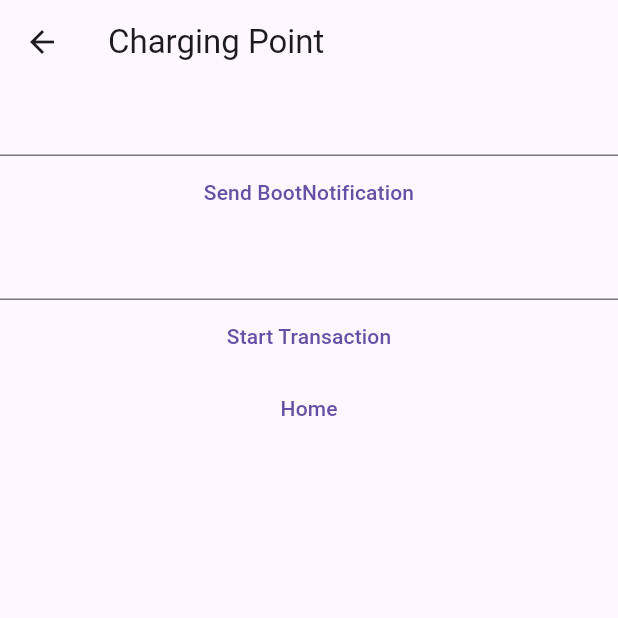
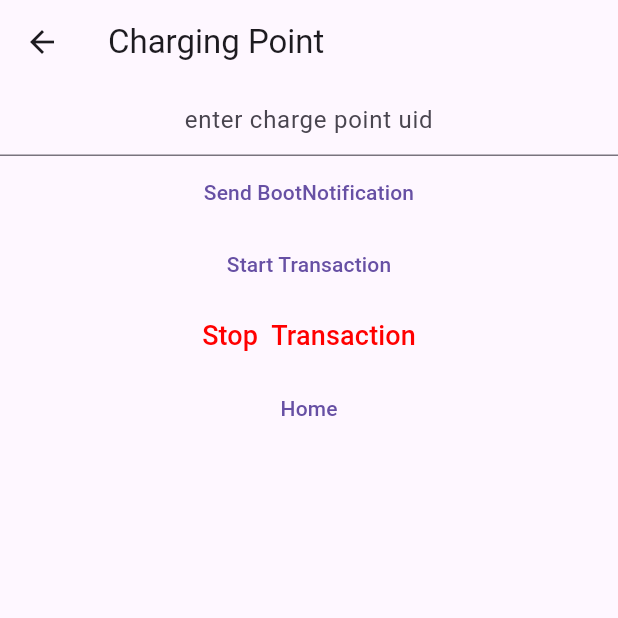
Before and after one commit to PradhumnJadhav/EV_stations, a Flutter app: the ChargePointControl screen opened by its route, after a tap on "Start Transaction", on a phone screen of 412 x 824 dp, the top half of it. Run offline on Flutter 3.47's test engine with Material 3 defaults, Android fonts, the phone set to English and light mode, and no system bars; our stand-ins replace firebase_auth, firebase_core, firebase_database, geolocator, google_maps_flutter; missing offline and left inert: dart:ffi, google_maps_flutter_platform_interface, profile, web_socket_client; accounts and stored records are empty; generated files the repository leaves out were written again; network calls fail.

Commit message:
adding to chargePoint features

```diff
--- a/log_in/lib/OCPP/chargingPoint_control.dart
+++ b/log_in/lib/OCPP/chargingPoint_control.dart
@@ -147,6 +147,7 @@ if (model.exists && vendor.exists) {
 
         controller: id,
         textAlign: TextAlign.center,
+         decoration: InputDecoration(hintText: "enter charge point uid "),
       ),
              TextButton(
 
@@ -200,33 +201,84 @@ if (model.exists && vendor.exists) {
         )
 
       ),
-      TextField(
+  //      TextButton(onPressed:(){
 
-        controller: meter,
-        textAlign: TextAlign.center,
-      ),
+  //          socket.send([ 2,"12345", "StatusNotification", {
+  //  "connectorId": 1,"errorCode": "NoError","status": "Preparing","timestamp": "2022-06-12T09:13:00.515Z"}]);
+  //       socket.messages.listen((message) async{
+  //                  print("Status sent");
+
+
+  //             });
+  //      }
+  //    , child:Text('Send Status Notification',
+  //                   textAlign: TextAlign.left,
+  //                                 style: TextStyle(
+  //                                     decoration: TextDecoration.none,
+  //                                     color: Color.fromARGB(255, 255, 0, 0),
+  //                                     fontSize: 18),
+  //                               ),
+    //  ),
+      // TextField(
+
+      //   controller: meter,
+      //   textAlign: TextAlign.center,
+      // ),
+
+
+
      TextButton(onPressed:(){
         getProfile();
+
+         print('Transaction started ....');
+
        socket.send('[ 2,"12345", "StartTransaction", { "connectorId":0 , "idTag":"${userName}"  ,"meterStart":0,"timestamp":"0" }]');
         socket.messages.listen((message) async{
                    print(message);
                    if(message.toString().contains('Accepted') ){
-                     print('Transaction started ....');
+
                    }
 
 
               });
-              (socket.send('[2,"12345", "StopTransaction", {   "idTag":"${userName}"  ,"meterStop":${int.parse(meter.text.toString())},"timestamp":"0" ,"transactionId":1 ,"reason":"Other"}]'));
-                    socket.messages.listen((message) async{
-                            print(message);
 
-                    });
 
      }
 
      , child:Text('Start Transaction'),
 
      ),
+  TextButton(onPressed:(){
+int meterStop=0;
+
+          for(int i=0;i<10 ;i++){
+            for(int j=0;j<100000000;j++ ){
+
+
+            } meterStop++;
+          }
+            (socket.send('[2,"12345", "StopTransaction", {   "idTag":"$userName"  ,"meterStop":$meterStop,"timestamp":"0" ,"transactionId":1 ,"reason":"Other"}]'));
+                    socket.messages.listen((message) async{
+                            print(message);
+
+                    });
+       }
+     , child:Text('Stop  Transaction',
+                    textAlign: TextAlign.left,
+                                  style: TextStyle(
+                                      decoration: TextDecoration.none,
+                                      color: Color.fromARGB(255, 255, 0, 0),
+                                      fontSize: 18),
+                                ),
+     ),
+      // TextField(
+
+      //   controller: meter,
+      //   textAlign: TextAlign.center,
+      // ),
+
+
+
         TextButton(
         onPressed: () {
 
```
